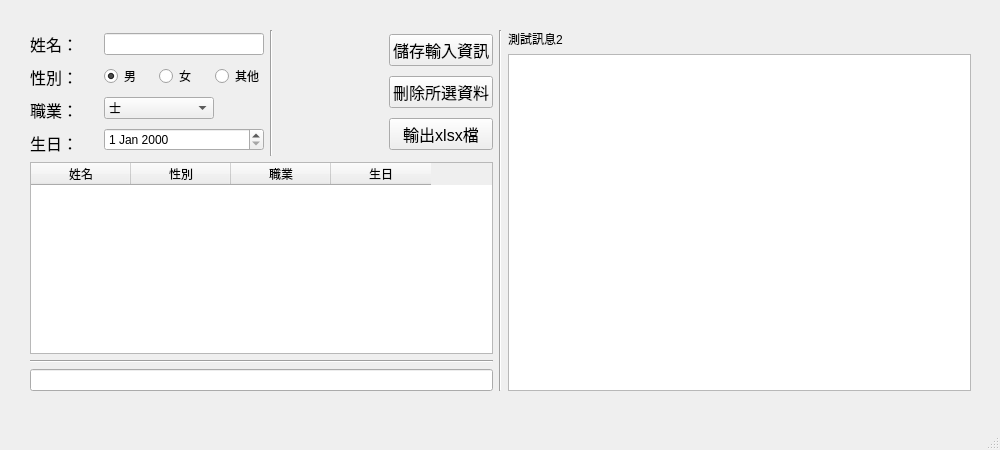
ChienYaHung/20240518_ui_test, file gui-1.ui: the form before one commit.
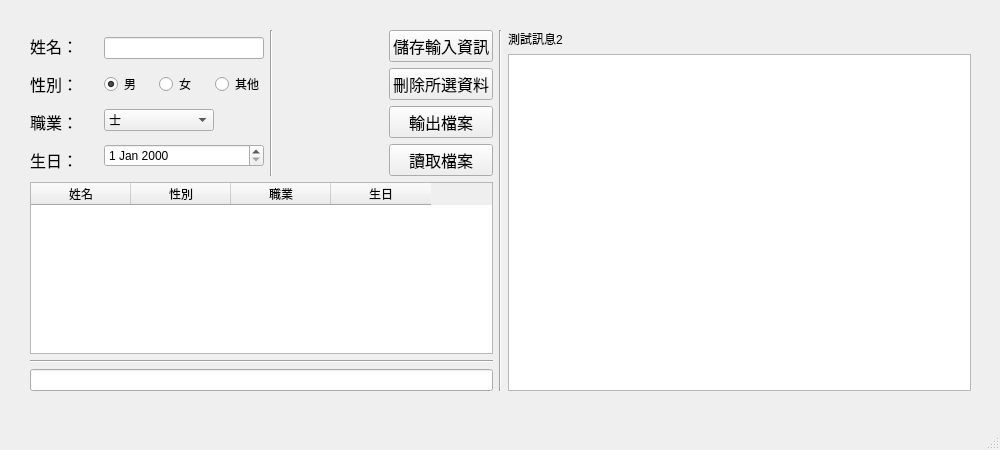
The form after the commit.

Commit message: add_input_name_check

```diff
--- a/gui-1.ui
+++ b/gui-1.ui
@@ -251,7 +251,19 @@
               </font>
              </property>
              <property name="text">
-              <string>輸出xlsx檔</string>
+              <string>輸出檔案</string>
+             </property>
+            </widget>
+           </item>
+           <item>
+            <widget class="QPushButton" name="read_csv_button">
+             <property name="font">
+              <font>
+               <pointsize>12</pointsize>
+              </font>
+             </property>
+             <property name="text">
+              <string>讀取檔案</string>
              </property>
             </widget>
            </item>
```
Left out of the diff: 2 changed lines with no effect on the pictures. The commit also changes 1 other file.
